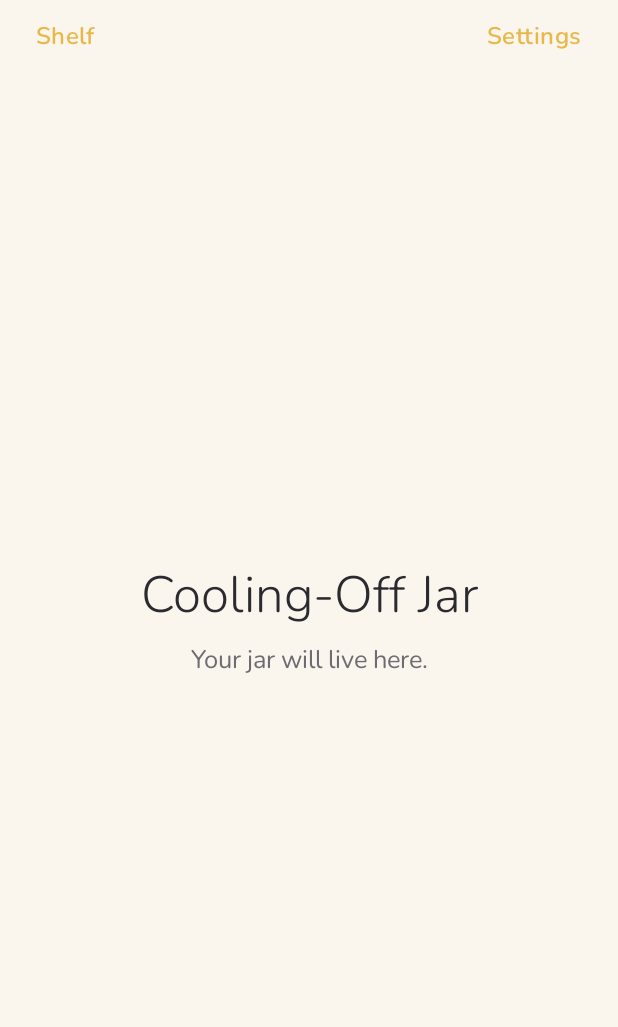
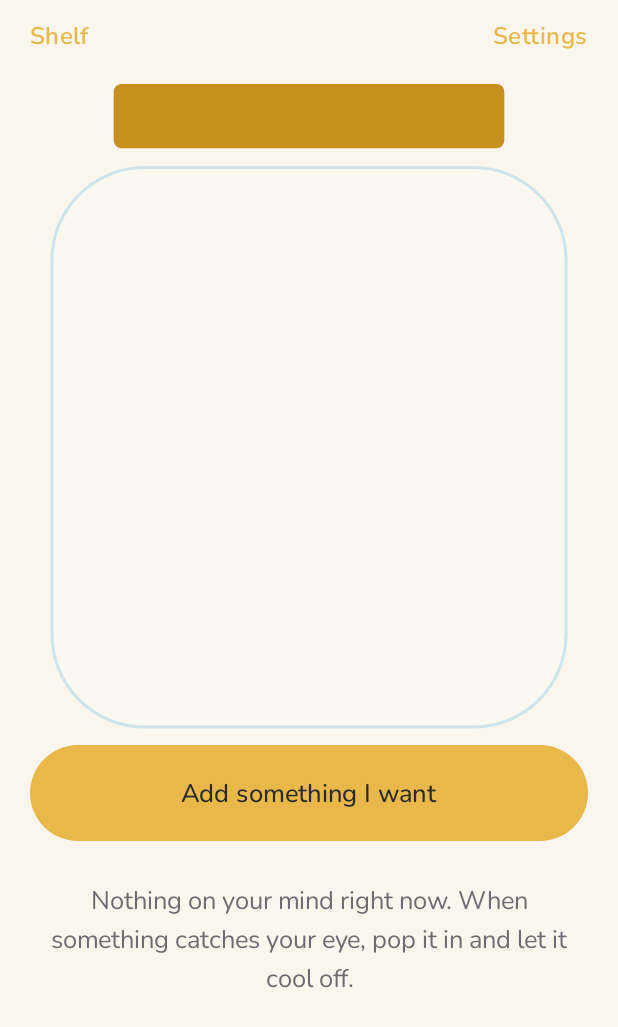
Before and after one commit to Oskeeez/SavingsApp, an Android app built with Jetpack Compose: the HomeScreen screen opened through its navigation route, on a phone screen of 412 x 824 dp. Shown: the top 1027 px of the screen. Run offline under Robolectric (Android 15) with nearby library versions, the phone set to English and light mode, and no system bars; our stand-ins replace Room's generated code.

Commit message:
Stage 3: Home screen, add sheet, item list
- HomeViewModel combining current jar, open wants and settings
- Home: jar area (~half the screen), large soft gold add button, READY-first quiet list,
  friendly empty state, snackbar confirmation
- Add bottom sheet: one text field, one confirm, live "Ready on [date]"
- WantItem: READY gold highlight, "X days left", fade+slide-in for new items (fade only
  when system animations are off)
- Placeholder JarView with accessibility description (real rendering is stage 4)
- "Now" refreshes on resume, at next unlock and hourly; status always derived from stored unlockAt
- Domain: sortForDisplay with test (27 JVM tests passing)

Co-Authored-By: Claude Sonnet 5.5 <noreply@anthropic.com>
Claude-Session: https://claude.ai/code/session_01RW8eVEo7xuuNwuzrkrBfNT

```diff
--- a/app/src/main/java/com/example/coolingoffjar/domain/CoolOffRules.kt
+++ b/app/src/main/java/com/example/coolingoffjar/domain/CoolOffRules.kt
@@ -20,4 +20,12 @@ object CoolOffRules {
     /** Whole days remaining, rounded up so "1 day left" shows until the very last moment. 0 once ready. */
     fun daysLeft(unlockAt: Long, now: Long): Int =
         if (now >= unlockAt) 0 else ((unlockAt - now + DAY_MS - 1) / DAY_MS).toInt()
+
+    /** Display order: READY first (waiting longest on top), then COOLING (soonest to finish on top). */
+    fun sortForDisplay(wants: List<Want>, now: Long): List<Want> =
+        wants.sortedWith(
+            compareBy<Want> { effectiveStatus(it, now) != WantStatus.READY }
+                .thenBy { it.unlockAt }
+                .thenBy { it.id },
+        )
 }
--- a/app/src/main/java/com/example/coolingoffjar/ui/home/HomeScreen.kt
+++ b/app/src/main/java/com/example/coolingoffjar/ui/home/HomeScreen.kt
@@ -3,56 +3,146 @@ package com.example.coolingoffjar.ui.home
 import androidx.compose.foundation.background
 import androidx.compose.foundation.layout.Arrangement
 import androidx.compose.foundation.layout.Box
-import androidx.compose.foundation.layout.Column
+import androidx.compose.foundation.layout.BoxWithConstraints
+import androidx.compose.foundation.layout.PaddingValues
 import androidx.compose.foundation.layout.Row
+import androidx.compose.foundation.layout.fillMaxHeight
 import androidx.compose.foundation.layout.fillMaxSize
 import androidx.compose.foundation.layout.fillMaxWidth
+import androidx.compose.foundation.layout.height
+import androidx.compose.foundation.layout.heightIn
 import androidx.compose.foundation.layout.padding
 import androidx.compose.foundation.layout.safeDrawingPadding
+import androidx.compose.foundation.lazy.LazyColumn
+import androidx.compose.foundation.lazy.items
+import androidx.compose.material3.Button
+import androidx.compose.material3.ButtonDefaults
 import androidx.compose.material3.MaterialTheme
+import androidx.compose.material3.SnackbarHost
+import androidx.compose.material3.SnackbarHostState
 import androidx.compose.material3.Text
 import androidx.compose.material3.TextButton
 import androidx.compose.runtime.Composable
+import androidx.compose.runtime.LaunchedEffect
+import androidx.compose.runtime.getValue
+import androidx.compose.runtime.mutableLongStateOf
+import androidx.compose.runtime.mutableStateOf
+import androidx.compose.runtime.remember
+import androidx.compose.runtime.setValue
 import androidx.compose.ui.Alignment
 import androidx.compose.ui.Modifier
 import androidx.compose.ui.res.stringResource
+import androidx.compose.ui.text.style.TextAlign
 import androidx.compose.ui.unit.dp
+import androidx.lifecycle.compose.collectAsStateWithLifecycle
+import androidx.lifecycle.viewmodel.compose.viewModel
 import com.example.coolingoffjar.R
+import com.example.coolingoffjar.domain.CoolOffRules
+import com.example.coolingoffjar.ui.jar.JarView
 import com.example.coolingoffjar.ui.theme.JarTheme
+import com.example.coolingoffjar.ui.util.formatDate
+import com.example.coolingoffjar.ui.util.rememberNowMillis
 
-/** Skeleton only: the real jar, add button and list arrive in stages 3 and 4. */
 @Composable
-fun HomeScreen(onOpenShelf: () -> Unit, onOpenSettings: () -> Unit) {
+fun HomeScreen(
+    onOpenShelf: () -> Unit,
+    onOpenSettings: () -> Unit,
+    viewModel: HomeViewModel = viewModel(factory = HomeViewModel.Factory),
+) {
+    val state by viewModel.state.collectAsStateWithLifecycle()
+    val snackbarHost = remember { SnackbarHostState() }
+    var showAddSheet by remember { mutableStateOf(false) }
+    var justAddedId by remember { mutableLongStateOf(-1L) }
+
+    val now = rememberNowMillis(nextUnlockAt = state.wants.map { it.unlockAt }.filter { it > System.currentTimeMillis() }.minOrNull())
+    val items = remember(state.wants, now) { CoolOffRules.sortForDisplay(state.wants, now) }
+
+    val addedMessage = stringResource(R.string.add_snackbar)
+    LaunchedEffect(viewModel) {
+        viewModel.events.collect { event ->
+            when (event) {
+                is HomeEvent.WantAdded -> {
+                    justAddedId = event.want.id
+                    snackbarHost.currentSnackbarData?.dismiss()
+                    snackbarHost.showSnackbar(String.format(addedMessage, formatDate(event.want.unlockAt)))
+                }
+            }
+        }
+    }
+
     Box(
         Modifier
             .fillMaxSize()
             .background(JarTheme.palette.background)
             .safeDrawingPadding(),
     ) {
+        BoxWithConstraints(Modifier.fillMaxSize()) {
+            val jarAreaHeight = maxHeight * 0.52f
+
+            LazyColumn(
+                modifier = Modifier.fillMaxSize(),
+                contentPadding = PaddingValues(start = 20.dp, end = 20.dp, top = 56.dp, bottom = 32.dp),
+                verticalArrangement = Arrangement.spacedBy(12.dp),
+            ) {
+                item(key = "jar") {
+                    Box(Modifier.fillMaxWidth().height(jarAreaHeight), contentAlignment = Alignment.Center) {
+                        if (state.isLoaded) {
+                            JarView(
+                                filledCount = state.jar.filledCount,
+                                notBuysPerJar = state.settings.notBuysPerJar,
+                                modifier = Modifier.fillMaxHeight(),
+                            )
+                        }
+                    }
+                }
+                item(key = "add") {
+                    Button(
+                        onClick = { showAddSheet = true },
+                        modifier = Modifier.fillMaxWidth().heightIn(min = 64.dp),
+                        shape = MaterialTheme.shapes.extraLarge,
+                        elevation = ButtonDefaults.buttonElevation(0.dp, 0.dp, 0.dp, 0.dp, 0.dp),
+                        colors = ButtonDefaults.buttonColors(
+                            containerColor = JarTheme.palette.gold,
+                            contentColor = JarTheme.palette.onGold,
+                        ),
+                    ) {
+                        Text(stringResource(R.string.home_add), style = MaterialTheme.typography.titleMedium)
+                    }
+                }
+                if (state.isLoaded && items.isEmpty()) {
+                    item(key = "empty") {
+                        Text(
+                            stringResource(R.string.home_empty),
+                            style = MaterialTheme.typography.bodyLarge,
+                            color = MaterialTheme.colorScheme.onSurfaceVariant,
+                            textAlign = TextAlign.Center,
+                            modifier = Modifier.fillMaxWidth().padding(vertical = 16.dp, horizontal = 12.dp),
+                        )
+                    }
+                }
+                items(items, key = { it.id }) { want ->
+                    WantItem(want = want, now = now, animateIn = want.id == justAddedId)
+                }
+            }
+
+            // Quiet top bar floats over the list.
             Row(
-            Modifier
-                .fillMaxWidth()
-                .padding(horizontal = 12.dp),
+                Modifier.fillMaxWidth().padding(horizontal = 8.dp),
                 horizontalArrangement = Arrangement.SpaceBetween,
             ) {
                 TextButton(onClick = onOpenShelf) { Text(stringResource(R.string.home_shelf)) }
                 TextButton(onClick = onOpenSettings) { Text(stringResource(R.string.home_settings)) }
             }
-        Column(
-            Modifier.align(Alignment.Center).padding(24.dp),
-            horizontalAlignment = Alignment.CenterHorizontally,
-        ) {
-            Text(
-                text = stringResource(R.string.app_name),
-                style = MaterialTheme.typography.headlineLarge,
-                color = MaterialTheme.colorScheme.onBackground,
-            )
-            Text(
-                text = stringResource(R.string.home_placeholder),
-                style = MaterialTheme.typography.bodyLarge,
-                color = MaterialTheme.colorScheme.onSurfaceVariant,
-                modifier = Modifier.padding(top = 8.dp),
+        }
+
+        SnackbarHost(snackbarHost, Modifier.align(Alignment.BottomCenter))
+    }
+
+    if (showAddSheet) {
+        AddWantSheet(
+            coolOffDays = state.settings.coolOffDays,
+            onDismiss = { showAddSheet = false },
+            onConfirm = viewModel::addWant,
         )
     }
 }
-}
--- /dev/null
+++ b/app/src/main/java/com/example/coolingoffjar/ui/home/HomeViewModel.kt
@@ -0,0 +1,59 @@
+package com.example.coolingoffjar.ui.home
+
+import androidx.lifecycle.ViewModel
+import androidx.lifecycle.ViewModelProvider
+import androidx.lifecycle.viewModelScope
+import androidx.lifecycle.viewmodel.initializer
+import androidx.lifecycle.viewmodel.viewModelFactory
+import com.example.coolingoffjar.CoolingOffJarApp
+import com.example.coolingoffjar.data.repo.CoolingOffRepository
+import com.example.coolingoffjar.domain.Jar
+import com.example.coolingoffjar.domain.Settings
+import com.example.coolingoffjar.domain.Want
+import kotlinx.coroutines.flow.MutableSharedFlow
+import kotlinx.coroutines.flow.SharedFlow
+import kotlinx.coroutines.flow.SharingStarted
+import kotlinx.coroutines.flow.StateFlow
+import kotlinx.coroutines.flow.asSharedFlow
+import kotlinx.coroutines.flow.combine
+import kotlinx.coroutines.flow.stateIn
+import kotlinx.coroutines.launch
+
+data class HomeState(
+    val isLoaded: Boolean = false,
+    val jar: Jar = Jar(),
+    val wants: List<Want> = emptyList(),
+    val settings: Settings = Settings(),
+)
+
+sealed interface HomeEvent {
+    data class WantAdded(val want: Want) : HomeEvent
+}
+
+class HomeViewModel(private val repository: CoolingOffRepository) : ViewModel() {
+
+    val state: StateFlow<HomeState> = combine(
+        repository.currentJar,
+        repository.openWants,
+        repository.settings,
+    ) { jar, wants, settings -> HomeState(true, jar, wants, settings) }
+        .stateIn(viewModelScope, SharingStarted.WhileSubscribed(5_000), HomeState())
+
+    private val _events = MutableSharedFlow<HomeEvent>(extraBufferCapacity = 8)
+    val events: SharedFlow<HomeEvent> = _events.asSharedFlow()
+
+    fun addWant(name: String) {
+        viewModelScope.launch {
+            repository.addWant(name)?.let { _events.emit(HomeEvent.WantAdded(it)) }
+        }
+    }
+
+    companion object {
+        val Factory: ViewModelProvider.Factory = viewModelFactory {
+            initializer {
+                val app = this[ViewModelProvider.AndroidViewModelFactory.APPLICATION_KEY] as CoolingOffJarApp
+                HomeViewModel(app.container.repository)
+            }
+        }
+    }
+}
--- /dev/null
+++ b/app/src/main/java/com/example/coolingoffjar/ui/jar/JarView.kt
@@ -0,0 +1,57 @@
+package com.example.coolingoffjar.ui.jar
+
+import androidx.compose.foundation.Canvas
+import androidx.compose.foundation.layout.aspectRatio
+import androidx.compose.runtime.Composable
+import androidx.compose.ui.Modifier
+import androidx.compose.ui.geometry.CornerRadius
+import androidx.compose.ui.geometry.Offset
+import androidx.compose.ui.geometry.RoundRect
+import androidx.compose.ui.geometry.Size
+import androidx.compose.ui.graphics.Path
+import androidx.compose.ui.graphics.drawscope.clipPath
+import androidx.compose.ui.graphics.drawscope.Stroke
+import androidx.compose.ui.res.stringResource
+import androidx.compose.ui.semantics.contentDescription
+import androidx.compose.ui.semantics.semantics
+import com.example.coolingoffjar.R
+import com.example.coolingoffjar.domain.JarRules
+import com.example.coolingoffjar.ui.theme.JarTheme
+
+/**
+ * STAGE 3 PLACEHOLDER: a flat jar with a flat gold level, enough to lay out Home.
+ * Stage 4 replaces the drawing (glass, lid, coins) but keeps this signature and the accessibility text.
+ */
+@Composable
+fun JarView(filledCount: Int, notBuysPerJar: Int, modifier: Modifier = Modifier) {
+    val palette = JarTheme.palette
+    val fill = JarRules.fillLevel(filledCount, notBuysPerJar)
+    val description = stringResource(R.string.jar_description, filledCount, notBuysPerJar)
+
+    Canvas(
+        modifier
+            .aspectRatio(0.8f)
+            .semantics { contentDescription = description },
+    ) {
+        val lidH = size.height * 0.10f
+        val bodyTop = lidH + size.height * 0.03f
+        val bodySize = Size(size.width, size.height - bodyTop)
+        val corner = CornerRadius(size.width * 0.18f)
+
+        val body = Path().apply {
+            addRoundRect(RoundRect(0f, bodyTop, bodySize.width, size.height, corner))
+        }
+        clipPath(body) {
+            drawRect(palette.glassTint, Offset(0f, bodyTop), bodySize)
+            val fillH = bodySize.height * fill
+            drawRect(palette.gold.copy(alpha = 0.85f), Offset(0f, size.height - fillH), Size(size.width, fillH))
+        }
+        drawPath(body, palette.glassEdge, style = Stroke(width = 3f))
+        drawRoundRect(
+            palette.goldShadow,
+            topLeft = Offset(size.width * 0.12f, 0f),
+            size = Size(size.width * 0.76f, lidH),
+            cornerRadius = CornerRadius(8f),
+        )
+    }
+}
--- /dev/null
+++ b/app/src/main/java/com/example/coolingoffjar/ui/util/Now.kt
@@ -0,0 +1,35 @@
+package com.example.coolingoffjar.ui.util
+
+import androidx.compose.runtime.Composable
+import androidx.compose.runtime.LaunchedEffect
+import androidx.compose.runtime.getValue
+import androidx.compose.runtime.mutableLongStateOf
+import androidx.compose.runtime.remember
+import androidx.compose.runtime.setValue
+import androidx.lifecycle.compose.LifecycleResumeEffect
+import kotlinx.coroutines.delay
+
+private const val HOUR_MS = 3_600_000L
+
+/**
+ * "Now" for the UI. This is only a *refresh* mechanism: correctness comes from stored unlock times
+ * compared with the real clock. It re-reads the clock whenever the app resumes (after reboot, long
+ * absence, or a clock/timezone change), when the next unlock passes, and at least hourly.
+ */
+@Composable
+fun rememberNowMillis(nextUnlockAt: Long?): Long {
+    var now by remember { mutableLongStateOf(System.currentTimeMillis()) }
+    LifecycleResumeEffect(Unit) {
+        now = System.currentTimeMillis()
+        onPauseOrDispose { }
+    }
+    LaunchedEffect(nextUnlockAt) {
+        while (true) {
+            val current = System.currentTimeMillis()
+            val target = minOf(nextUnlockAt ?: Long.MAX_VALUE, current + HOUR_MS)
+            delay((target - current).coerceAtLeast(1_000L))
+            now = System.currentTimeMillis()
+        }
+    }
+    return now
+}
--- a/app/src/main/res/values/strings.xml
+++ b/app/src/main/res/values/strings.xml
@@ -3,7 +3,19 @@
     <string name="nav_back">Back</string>
     <string name="home_shelf">Shelf</string>
     <string name="home_settings">Settings</string>
-    <string name="home_placeholder">Your jar will live here.</string>
+    <string name="home_add">Add something I want</string>
+    <string name="home_empty">Nothing on your mind right now. When something catches your eye, pop it in and let it cool off.</string>
+    <string name="jar_description">Jar is %1$d of %2$d full</string>
+    <string name="add_title">What do you want?</string>
+    <string name="add_hint">Name it</string>
+    <string name="add_ready_on">Ready on %1$s</string>
+    <string name="add_confirm">Start cooling off</string>
+    <string name="add_snackbar">Added. Ready on %1$s</string>
+    <string name="item_ready">Cooling-off finished</string>
+    <plurals name="item_days_left">
+        <item quantity="one">%d day left</item>
+        <item quantity="other">%d days left</item>
+    </plurals>
     <string name="shelf_title">Shelf</string>
     <string name="shelf_placeholder">Completed jars will appear here.</string>
     <string name="settings_title">Settings</string>
```
Also changed, not shown: app/src/main/java/com/example/coolingoffjar/ui/home/AddWantSheet.kt (added, +132 -0 lines), app/src/main/java/com/example/coolingoffjar/ui/home/WantItem.kt (added, +79 -0 lines), app/src/main/java/com/example/coolingoffjar/ui/util/Format.kt (added, +11 -0 lines), app/src/main/java/com/example/coolingoffjar/ui/util/Motion.kt (added, +17 -0 lines), 1 other file. Lines whose indentation alone changed are shown as unchanged.
